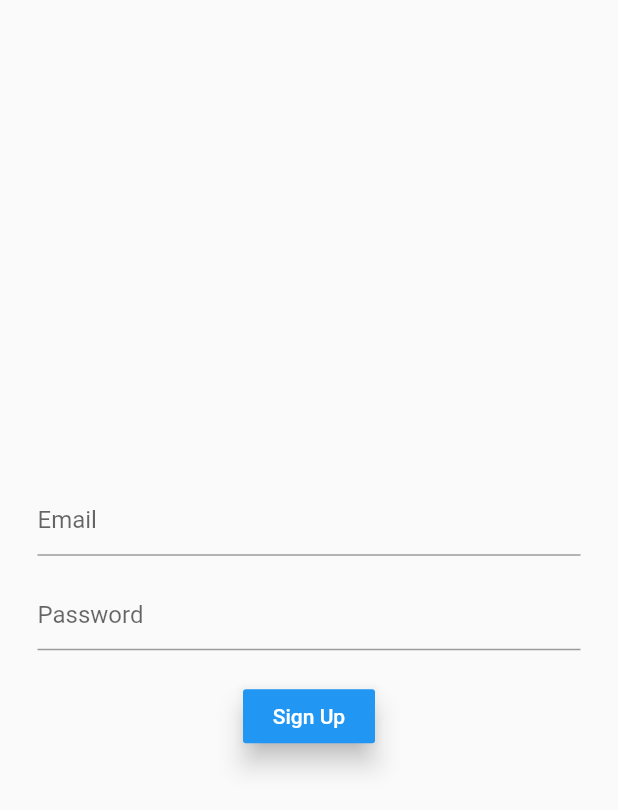
After one commit to 4ak4ak/stayerplusuib, a Flutter app: the SignupPage screen opened by its route, on a phone screen of 412 x 824 dp. The commit adds this screen. Shown: the top 810 px of the screen. Run offline on Flutter 3.47's test engine with Material 2 defaults, Android fonts, the phone set to English and light mode, and no system bars; our stand-ins replace cloud_firestore, firebase_auth, google_sign_in; accounts and stored records are empty.

```diff
--- a/lib/home_page.dart
+++ b/lib/home_page.dart
@@ -1,6 +1,5 @@
 import 'package:flutter/material.dart';
 import 'auth.dart';
-import 'package:firebase_auth/firebase_auth.dart';
 import 'package:flutter/foundation.dart';
 
 
--- a/lib/login_page.dart
+++ b/lib/login_page.dart
@@ -1,10 +1,7 @@
 import 'package:flutter/material.dart';
 import 'package:flutter/foundation.dart';
 import 'auth.dart';
-import 'package:google_sign_in/google_sign_in.dart';
-import 'dart:async';
-import 'auth_api.dart';
-import 'package:firebase_auth/firebase_auth.dart';
+
 
 
 class LoginPage extends StatefulWidget {
--- /dev/null
+++ b/lib/signuppage.dart
@@ -0,0 +1,62 @@
+import 'package:flutter/material.dart';
+import 'package:firebase_auth/firebase_auth.dart';
+import 'usermanagment.dart';
+
+
+class SignupPage extends StatefulWidget {
+  @override
+  _SignupPageState createState() => _SignupPageState();
+}
+
+class _SignupPageState extends State<SignupPage> {
+
+  String _email;
+  String _password;
+
+  @override
+  Widget build(BuildContext context) {
+    return  new Scaffold(
+      body: Center(
+        child: Container(
+          padding: EdgeInsets.all(25.0),
+          child: Column(
+            mainAxisAlignment: MainAxisAlignment.center,
+            children: <Widget>[
+              TextField(
+                decoration: InputDecoration(hintText: 'Email'),
+                onChanged: (value){
+                  setState(() {
+                    _email = value;
+                  });
+                },
+              ),
+              SizedBox(height: 15.0),
+              TextField(
+                decoration: InputDecoration(hintText: 'Password'),
+                onChanged: (value){
+                  setState(() {
+                    _password = value;
+                  });
+                },
+              ),
+              SizedBox(height: 20.0),
+              RaisedButton(
+                child: Text('Sign Up'),
+                color: Colors.blue,
+                textColor: Colors.white,
+                elevation: 7.0,
+                onPressed: (){
+                  FirebaseAuth.instance.createUserWithEmailAndPassword(email: _email, password: _password).then((signedInUser){
+                    UserManagment().storeNewUser(signedInUser, context);
+                  }).catchError((e){
+                    print(e);
+                  });
+                },
+              ),
+             ],
+          ),
+        ),
+      ),
+    );
+  }
+}
--- a/pubspec.yaml
+++ b/pubspec.yaml
@@ -13,6 +13,9 @@ environment:
   sdk: ">=2.0.0-dev.68.0 <3.0.0"
 
 dependencies:
+
+  cloud_firestore:
+
   flutter:
     sdk: flutter
   firebase_auth: 0.6.6
```
Also changed, not shown: lib/auth.dart (+9 -11 lines), lib/homepage.dart (+4 -4 lines), lib/loginpage.dart (added, +76 -0 lines), lib/main.dart (+18 -13 lines), lib/usermanagment.dart (added, +20 -0 lines), 1 other file.
